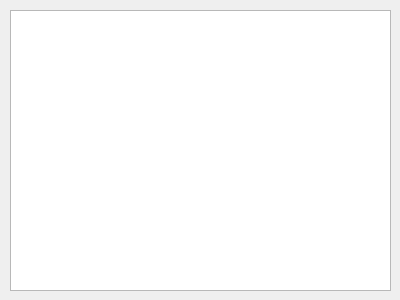
Before: the Qt Designer form src/imagelist.ui in Dokany/Steganogram, drawn with Qt 5.
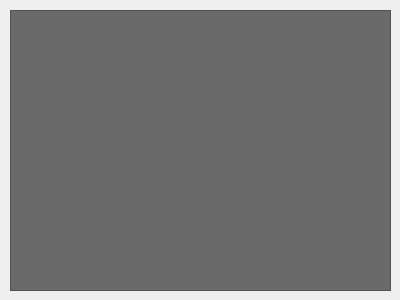
After: the same form once the commit is applied. Icons and pictures are not drawn.

The edit to the form file:
```diff
--- a/src/imagelist.ui
+++ b/src/imagelist.ui
@@ -14,1272 +14,124 @@
    <string>Dialog</string>
   </property>
   <property name="styleSheet">
-   <string notr="true">/*
- * The MIT License (MIT)
- *
- * Copyright (c) &lt;2013-2014&gt; &lt;Colin Duquesnoy&gt;
- *
- * Permission is hereby granted, free of charge, to any person obtaining a copy
- * of this software and associated documentation files (the &quot;Software&quot;), to deal
- * in the Software without restriction, including without limitation the rights
- * to use, copy, modify, merge, publish, distribute, sublicense, and/or sell
- * copies of the Software, and to permit persons to whom the Software is
- * furnished to do so, subject to the following conditions:
-
- * The above copyright notice and this permission notice shall be included in
- * all copies or substantial portions of the Software.
-
- * THE SOFTWARE IS PROVIDED &quot;AS IS&quot;, WITHOUT WARRANTY OF ANY KIND, EXPRESS OR
- * IMPLIED, INCLUDING BUT NOT LIMITED TO THE WARRANTIES OF MERCHANTABILITY,
- * FITNESS FOR A PARTICULAR PURPOSE AND NONINFRINGEMENT. IN NO EVENT SHALL THE
- * AUTHORS OR COPYRIGHT HOLDERS BE LIABLE FOR ANY CLAIM, DAMAGES OR OTHER
- * LIABILITY, WHETHER IN AN ACTION OF CONTRACT, TORT OR OTHERWISE, ARISING FROM,
- * OUT OF OR IN CONNECTION WITH THE SOFTWARE OR THE USE OR OTHER DEALINGS IN
- * THE SOFTWARE.
- */
-QToolTip
-{
-    border: 1px solid #76797C;
-    background-color: rgb(90, 102, 117);;
-    color: white;
-    padding: 5px;
-    opacity: 200;
+   <string notr="true">QMainWindow{
+background-color:#253147;
 }
 
-QWidget
-{
-    color: #eff0f1;
-    background-color: #31363b;
-    selection-background-color:#3daee9;
-    selection-color: #eff0f1;
-    background-clip: border;
-    border-image: none;
-    border: 0px transparent black;
-    outline: 0;
+QMenuBar{
+background-color:#1d1d1d;
+padding:5px;
+	font: 12pt &quot;MS Shell Dlg 2&quot;;
 }
 
-QWidget:item:hover
-{
-    background-color: #18465d;
-    color: #eff0f1;
-}
+QMenuBar::item{
+background-color:#1d1d1d;
+color:#fff;
+padding:5px;
 
-QWidget:item:selected
-{
-    background-color: #18465d;
 }
 
-QCheckBox
-{
-    spacing: 5px;
-    outline: none;
-    color: #eff0f1;
-    margin-bottom: 2px;
+QMenu{
+color:#fff;
+padding:0;
 }
 
-QCheckBox:disabled
-{
-    color: #76797C;
-}
-
-QCheckBox::indicator,
-QGroupBox::indicator
-{
-    width: 18px;
-    height: 18px;
-}
-QGroupBox::indicator
-{
-    margin-left: 2px;
-}
-
-QCheckBox::indicator:unchecked
-{
-    image: url(:/qss_icons/rc/checkbox_unchecked.png);
-}
-
-QCheckBox::indicator:unchecked:hover,
-QCheckBox::indicator:unchecked:focus,
-QCheckBox::indicator:unchecked:pressed,
-QGroupBox::indicator:unchecked:hover,
-QGroupBox::indicator:unchecked:focus,
-QGroupBox::indicator:unchecked:pressed
-{
-  border: none;
-    image: url(:/qss_icons/rc/checkbox_unchecked_focus.png);
-}
-
-QCheckBox::indicator:checked
-{
-    image: url(:/qss_icons/rc/checkbox_checked.png);
-}
-
-QCheckBox::indicator:checked:hover,
-QCheckBox::indicator:checked:focus,
-QCheckBox::indicator:checked:pressed,
-QGroupBox::indicator:checked:hover,
-QGroupBox::indicator:checked:focus,
-QGroupBox::indicator:checked:pressed
-{
-  border: none;
-    image: url(:/qss_icons/rc/checkbox_checked_focus.png);
-}
-
-
-QCheckBox::indicator:indeterminate
-{
-    image: url(:/qss_icons/rc/checkbox_indeterminate.png);
-}
-
-QCheckBox::indicator:indeterminate:focus,
-QCheckBox::indicator:indeterminate:hover,
-QCheckBox::indicator:indeterminate:pressed
-{
-    image: url(:/qss_icons/rc/checkbox_indeterminate_focus.png);
-}
-
-QCheckBox::indicator:checked:disabled,
-QGroupBox::indicator:checked:disabled
-{
-    image: url(:/qss_icons/rc/checkbox_checked_disabled.png);
-}
-
-QCheckBox::indicator:unchecked:disabled,
-QGroupBox::indicator:unchecked:disabled
-{
-    image: url(:/qss_icons/rc/checkbox_unchecked_disabled.png);
-}
-
-QRadioButton
-{
-    spacing: 5px;
-    outline: none;
-    color: #eff0f1;
-    margin-bottom: 2px;
-}
-
-QRadioButton:disabled
-{
-    color: #76797C;
-}
-QRadioButton::indicator
-{
-    width: 21px;
-    height: 21px;
-}
-
-QRadioButton::indicator:unchecked
-{
-    image: url(:/qss_icons/rc/radio_unchecked.png);
-}
-
-
-QRadioButton::indicator:unchecked:hover,
-QRadioButton::indicator:unchecked:focus,
-QRadioButton::indicator:unchecked:pressed
-{
-    border: none;
-    outline: none;
-    image: url(:/qss_icons/rc/radio_unchecked_focus.png);
-}
-
-QRadioButton::indicator:checked
-{
-    border: none;
-    outline: none;
-    image: url(:/qss_icons/rc/radio_checked.png);
-}
-
-QRadioButton::indicator:checked:hover,
-QRadioButton::indicator:checked:focus,
-QRadioButton::indicator:checked:pressed
-{
-    border: none;
-    outline: none;
-    image: url(:/qss_icons/rc/radio_checked_focus.png);
-}
-
-QRadioButton::indicator:checked:disabled
-{
-    outline: none;
-    image: url(:/qss_icons/rc/radio_checked_disabled.png);
-}
-
-QRadioButton::indicator:unchecked:disabled
-{
-    image: url(:/qss_icons/rc/radio_unchecked_disabled.png);
-}
-
-
-QMenuBar
-{
-    background-color: #31363b;
-    color: #eff0f1;
-}
-
-QMenuBar::item
-{
-    background: transparent;
-}
-
-QMenuBar::item:selected
-{
-    background: transparent;
-    border: 1px solid #76797C;
-}
-
-QMenuBar::item:pressed
-{
-    border: 1px solid #76797C;
-    background-color: #3daee9;
-    color: #eff0f1;
-    margin-bottom:-1px;
-    padding-bottom:1px;
-}
-
-QMenu
-{
-    border: 1px solid #76797C;
-    color: #eff0f1;
-    margin: 2px;
-}
-
-QMenu::icon
-{
-    margin: 5px;
-}
-
-QMenu::item
-{
-    padding: 5px 30px 5px 30px;
-    border: 1px solid transparent; /* reserve space for selection border */
-}
-
-QMenu::item:selected
-{
-    color: #eff0f1;
-}
-
-QMenu::separator {
-    height: 2px;
-    background: lightblue;
-    margin-left: 10px;
-    margin-right: 5px;
-}
-
-QMenu::indicator {
-    width: 18px;
-    height: 18px;
-}
-
-/* non-exclusive indicator = check box style indicator
-   (see QActionGroup::setExclusive) */
-QMenu::indicator:non-exclusive:unchecked {
-    image: url(:/qss_icons/rc/checkbox_unchecked.png);
-}
-
-QMenu::indicator:non-exclusive:unchecked:selected {
-    image: url(:/qss_icons/rc/checkbox_unchecked_disabled.png);
-}
-
-QMenu::indicator:non-exclusive:checked {
-    image: url(:/qss_icons/rc/checkbox_checked.png);
-}
-
-QMenu::indicator:non-exclusive:checked:selected {
-    image: url(:/qss_icons/rc/checkbox_checked_disabled.png);
-}
-
-/* exclusive indicator = radio button style indicator (see QActionGroup::setExclusive) */
-QMenu::indicator:exclusive:unchecked {
-    image: url(:/qss_icons/rc/radio_unchecked.png);
-}
-
-QMenu::indicator:exclusive:unchecked:selected {
-    image: url(:/qss_icons/rc/radio_unchecked_disabled.png);
-}
-
-QMenu::indicator:exclusive:checked {
-    image: url(:/qss_icons/rc/radio_checked.png);
-}
-
-QMenu::indicator:exclusive:checked:selected {
-    image: url(:/qss_icons/rc/radio_checked_disabled.png);
-}
-
-QMenu::right-arrow {
-    margin: 5px;
-    image: url(:/qss_icons/rc/right_arrow.png)
-}
-
-
-QWidget:disabled
-{
-    color: #454545;
-    background-color: #31363b;
-}
-
-QAbstractItemView
-{
-    alternate-background-color: #31363b;
-    color: #eff0f1;
-    border: 1px solid 3A3939;
-    border-radius: 2px;
-}
-
-QWidget:focus, QMenuBar:focus
-{
-    border: 1px solid #3daee9;
-}
-
-QTabWidget:focus, QCheckBox:focus, QRadioButton:focus, QSlider:focus
-{
-    border: none;
-}
-
-QLineEdit
-{
-    background-color: #232629;
-    padding: 5px;
-    border-style: solid;
-    border: 1px solid #76797C;
-    border-radius: 2px;
-    color: #eff0f1;
-}
-
-QAbstractItemView QLineEdit
-{
-    padding: 0;
+QMenu::item:selected{
+color:#fff;
+background-color:#00aba9;
 }
 
 QGroupBox {
-    border:1px solid #76797C;
-    border-radius: 2px;
-    margin-top: 20px;
+    background-color: #253147;
 }
 
-QGroupBox::title {
-    subcontrol-origin: margin;
-    subcontrol-position: top center;
-    padding-left: 10px;
-    padding-right: 10px;
-    padding-top: 10px;
+QTableWidget{
+background-color:#3d3d3d;
+color:#fff;
+  selection-background-color: #da532c;
+border:solid;
+border-width:3px;
+border-color:#da532c;
 }
+QHeaderView::section{
+background-color:qlineargradient(spread:pad, x1:0, y1:0, x2:1, y2:0, stop:0 rgba(20, 158, 217, 255), stop:1 rgba(36, 158, 217, 255));
+border:none;
+border-top-style:solid;
+border-width:1px;
+border-top-color:qlineargradient(spread:pad, x1:0, y1:0, x2:1, y2:0, stop:0 rgba(20, 158, 217, 255), stop:1 rgba(36, 158, 217, 255));
+color:#fff;
 
-QAbstractScrollArea
-{
-    border-radius: 2px;
-    border: 1px solid #76797C;
-    background-color: transparent;
 }
+QHeaderView{
+background-color:qlineargradient(spread:pad, x1:0, y1:0, x2:1, y2:0, stop:0 rgba(20, 158, 217, 255), stop:1 rgba(36, 158, 217, 255));
 
-QScrollBar:horizontal
-{
-    height: 15px;
-    margin: 3px 15px 3px 15px;
-    border: 1px transparent #2A2929;
-    border-radius: 4px;
-    background-color: #2A2929;
+border:none;
+border-top-style:solid;
+border-width:1px;
+border-top-color:#149ED9;
+color:#fff;
+	font: 75 12pt &quot;Calibri&quot;;
 }
 
-QScrollBar::handle:horizontal
-{
-    background-color: #605F5F;
-    min-width: 5px;
-    border-radius: 4px;
+QTableCornerButton::section{
+border:none;
+background-color:#149ED9;
 }
 
-QScrollBar::add-line:horizontal
-{
-    margin: 0px 3px 0px 3px;
-    border-image: url(:/qss_icons/rc/right_arrow_disabled.png);
-    width: 10px;
-    height: 10px;
-    subcontrol-position: right;
-    subcontrol-origin: margin;
+QListWidget{
+background-color:#6A6A6A;
+color:#fff;
 }
 
-QScrollBar::sub-line:horizontal
-{
-    margin: 0px 3px 0px 3px;
-    border-image: url(:/qss_icons/rc/left_arrow_disabled.png);
-    height: 10px;
-    width: 10px;
-    subcontrol-position: left;
-    subcontrol-origin: margin;
+QMenu{
+background-color:#253147;
 }
-
-QScrollBar::add-line:horizontal:hover,QScrollBar::add-line:horizontal:on
-{
-    border-image: url(:/qss_icons/rc/right_arrow.png);
-    height: 10px;
-    width: 10px;
-    subcontrol-position: right;
-    subcontrol-origin: margin;
+QStatusBar{
+background-color:#253147;
+color:#fff;
 }
 
+QPushButton{
+border-style:solid;
 
-QScrollBar::sub-line:horizontal:hover, QScrollBar::sub-line:horizontal:on
-{
-    border-image: url(:/qss_icons/rc/left_arrow.png);
-    height: 10px;
-    width: 10px;
-    subcontrol-position: left;
-    subcontrol-origin: margin;
+background-color:#e3a21a;
+color:#fff;
+border-radius:7px;
 }
-
-QScrollBar::up-arrow:horizontal, QScrollBar::down-arrow:horizontal
-{
-    background: none;
+QPushButton:hover{
+color:#ccc;
+	background-color: qlineargradient(spread:pad, x1:0.517, y1:0, x2:0.517, y2:1, stop:0 rgba(45, 45, 45, 255), stop:0.505682 rgba(45, 45, 45, 255), stop:1 rgba(29, 29, 29, 255));
+	border-color:#2d89ef;
+border-width:2px;
 }
 
-
-QScrollBar::add-page:horizontal, QScrollBar::sub-page:horizontal
-{
-    background: none;
+QPushButton:pressed{
+background-color: qlineargradient(spread:pad, x1:0.517, y1:0, x2:0.517, y2:1, stop:0 rgba(29, 29, 29, 255), stop:0.505682 rgba(45, 45, 45, 255), stop:1 rgba(29, 29, 29, 255));
 }
 
-QScrollBar:vertical
-{
-    background-color: #2A2929;
-    width: 15px;
-    margin: 15px 3px 15px 3px;
-    border: 1px transparent #2A2929;
-    border-radius: 4px;
-}
 
-QScrollBar::handle:vertical
-{
-    background-color: #605F5F;
-    min-height: 5px;
-    border-radius: 4px;
+QTabWidget::tab{
+background-color:#253147;
 }
 
-QScrollBar::sub-line:vertical
-{
-    margin: 3px 0px 3px 0px;
-    border-image: url(:/qss_icons/rc/up_arrow_disabled.png);
-    height: 10px;
-    width: 10px;
-    subcontrol-position: top;
-    subcontrol-origin: margin;
+QLineEdit{
+border-radius:0;
 }
 
-QScrollBar::add-line:vertical
-{
-    margin: 3px 0px 3px 0px;
-    border-image: url(:/qss_icons/rc/down_arrow_disabled.png);
-    height: 10px;
-    width: 10px;
-    subcontrol-position: bottom;
-    subcontrol-origin: margin;
-}
+QProgressBar{
+border-radius:0;
+text-align:center;
+color:#fff;
+background-color:transparent;
+border: 2px solid #e3a21a;
+border-radius:7px;
+	font: 75 12pt &quot;Open Sans&quot;;
 
-QScrollBar::sub-line:vertical:hover,QScrollBar::sub-line:vertical:on
-{
-
-    border-image: url(:/qss_icons/rc/up_arrow.png);
-    height: 10px;
-    width: 10px;
-    subcontrol-position: top;
-    subcontrol-origin: margin;
 }
 
-
-QScrollBar::add-line:vertical:hover, QScrollBar::add-line:vertical:on
-{
-    border-image: url(:/qss_icons/rc/down_arrow.png);
-    height: 10px;
-    width: 10px;
-    subcontrol-position: bottom;
-    subcontrol-origin: margin;
-}
-
-QScrollBar::up-arrow:vertical, QScrollBar::down-arrow:vertical
-{
-    background: none;
-}
-
-
-QScrollBar::add-page:vertical, QScrollBar::sub-page:vertical
-{
-    background: none;
-}
-
-QTextEdit
-{
-    background-color: #232629;
-    color: #eff0f1;
-    border: 1px solid #76797C;
-}
-
-QPlainTextEdit
-{
-    background-color: #232629;;
-    color: #eff0f1;
-    border-radius: 2px;
-    border: 1px solid #76797C;
-}
-
-QHeaderView::section
-{
-    background-color: #76797C;
-    color: #eff0f1;
-    padding: 5px;
-    border: 1px solid #76797C;
-}
-
-QSizeGrip {
-    image: url(:/qss_icons/rc/sizegrip.png);
-    width: 12px;
-    height: 12px;
-}
-
-
-QMainWindow::separator
-{
-    background-color: #31363b;
-    color: white;
-    padding-left: 4px;
-    spacing: 2px;
-    border: 1px dashed #76797C;
-}
-
-QMainWindow::separator:hover
-{
-
-    background-color: #787876;
-    color: white;
-    padding-left: 4px;
-    border: 1px solid #76797C;
-    spacing: 2px;
-}
-
-
-QMenu::separator
-{
-    height: 1px;
-    background-color: #76797C;
-    color: white;
-    padding-left: 4px;
-    margin-left: 10px;
-    margin-right: 5px;
-}
-
-
-QFrame
-{
-    border-radius: 2px;
-    border: 1px solid #76797C;
-}
-
-QFrame[frameShape=&quot;0&quot;]
-{
-    border-radius: 2px;
-    border: 1px transparent #76797C;
-}
-
-QStackedWidget
-{
-    border: 1px transparent black;
-}
-
-QToolBar {
-    border: 1px transparent #393838;
-    background: 1px solid #31363b;
-    font-weight: bold;
-}
-
-QToolBar::handle:horizontal {
-    image: url(:/qss_icons/rc/Hmovetoolbar.png);
-}
-QToolBar::handle:vertical {
-    image: url(:/qss_icons/rc/Vmovetoolbar.png);
-}
-QToolBar::separator:horizontal {
-    image: url(:/qss_icons/rc/Hsepartoolbar.png);
-}
-QToolBar::separator:vertical {
-    image: url(:/qss_icons/rc/Vsepartoolbar.png);
-}
-QToolButton#qt_toolbar_ext_button {
-    background: #58595a
-}
-
-QPushButton
-{
-    color: #eff0f1;
-    background-color: #31363b;
-    border-width: 1px;
-    border-color: #76797C;
-    border-style: solid;
-    padding: 5px;
-    border-radius: 2px;
-    outline: none;
-}
-
-QPushButton:disabled
-{
-    background-color: #31363b;
-    border-width: 1px;
-    border-color: #454545;
-    border-style: solid;
-    padding-top: 5px;
-    padding-bottom: 5px;
-    padding-left: 10px;
-    padding-right: 10px;
-    border-radius: 2px;
-    color: #454545;
-}
-
-QPushButton:focus {
-    background-color: #3daee9;
-    color: white;
-}
-
-QPushButton:pressed
-{
-    background-color: #3daee9;
-    padding-top: -15px;
-    padding-bottom: -17px;
-}
-
-QComboBox
-{
-    selection-background-color: #3daee9;
-    border-style: solid;
-    border: 1px solid #76797C;
-    border-radius: 2px;
-    padding: 5px;
-    min-width: 75px;
-}
-
-QPushButton:checked{
-    background-color: #76797C;
-    border-color: #6A6969;
-}
-
-QComboBox:hover,QPushButton:hover,QAbstractSpinBox:hover,QLineEdit:hover,QTextEdit:hover,QPlainTextEdit:hover,QAbstractView:hover,QTreeView:hover
-{
-    border: 1px solid #3daee9;
-    color: #eff0f1;
-}
-
-QComboBox:on
-{
-    padding-top: 3px;
-    padding-left: 4px;
-    selection-background-color: #4a4a4a;
-}
-
-QComboBox QAbstractItemView
-{
-    background-color: #232629;
-    border-radius: 2px;
-    border: 1px solid #76797C;
-    selection-background-color: #18465d;
-}
-
-QComboBox::drop-down
-{
-    subcontrol-origin: padding;
-    subcontrol-position: top right;
-    width: 15px;
-
-    border-left-width: 0px;
-    border-left-color: darkgray;
-    border-left-style: solid;
-    border-top-right-radius: 3px;
-    border-bottom-right-radius: 3px;
-}
-
-QComboBox::down-arrow
-{
-    image: url(:/qss_icons/rc/down_arrow_disabled.png);
-}
-
-QComboBox::down-arrow:on, QComboBox::down-arrow:hover,
-QComboBox::down-arrow:focus
-{
-    image: url(:/qss_icons/rc/down_arrow.png);
-}
-
-QAbstractSpinBox {
-    padding: 5px;
-    border: 1px solid #76797C;
-    background-color: #232629;
-    color: #eff0f1;
-    border-radius: 2px;
-    min-width: 75px;
-}
-
-QAbstractSpinBox:up-button
-{
-    background-color: transparent;
-    subcontrol-origin: border;
-    subcontrol-position: center right;
-}
-
-QAbstractSpinBox:down-button
-{
-    background-color: transparent;
-    subcontrol-origin: border;
-    subcontrol-position: center left;
-}
-
-QAbstractSpinBox::up-arrow,QAbstractSpinBox::up-arrow:disabled,QAbstractSpinBox::up-arrow:off {
-    image: url(:/qss_icons/rc/up_arrow_disabled.png);
-    width: 10px;
-    height: 10px;
-}
-QAbstractSpinBox::up-arrow:hover
-{
-    image: url(:/qss_icons/rc/up_arrow.png);
-}
-
-
-QAbstractSpinBox::down-arrow,QAbstractSpinBox::down-arrow:disabled,QAbstractSpinBox::down-arrow:off
-{
-    image: url(:/qss_icons/rc/down_arrow_disabled.png);
-    width: 10px;
-    height: 10px;
-}
-QAbstractSpinBox::down-arrow:hover
-{
-    image: url(:/qss_icons/rc/down_arrow.png);
-}
-
-
-QLabel
-{
-    border: 0px solid black;
-}
-
-QTabWidget{
-    border: 0px transparent black;
-}
-
-QTabWidget::pane {
-    border: 1px solid #76797C;
-    padding: 5px;
-    margin: 0px;
-}
-
-QTabWidget::tab-bar {
-    left: 5px; /* move to the right by 5px */
-}
-
-QTabBar
-{
-    qproperty-drawBase: 0;
-    border-radius: 3px;
-}
-
-QTabBar:focus
-{
-    border: 0px transparent black;
-}
-
-QTabBar::close-button  {
-    image: url(:/qss_icons/rc/close.png);
-    background: transparent;
-}
-
-QTabBar::close-button:hover
-{
-    image: url(:/qss_icons/rc/close-hover.png);
-    background: transparent;
-}
-
-QTabBar::close-button:pressed {
-    image: url(:/qss_icons/rc/close-pressed.png);
-    background: transparent;
-}
-
-/* TOP TABS */
-QTabBar::tab:top {
-    color: #eff0f1;
-    border: 1px solid #76797C;
-    border-bottom: 1px transparent black;
-    background-color: #31363b;
-    padding: 5px;
-    min-width: 50px;
-    border-top-left-radius: 2px;
-    border-top-right-radius: 2px;
-}
-
-QTabBar::tab:top:!selected
-{
-    color: #eff0f1;
-    background-color: #54575B;
-    border: 1px solid #76797C;
-    border-bottom: 1px transparent black;
-    border-top-left-radius: 2px;
-    border-top-right-radius: 2px;    
-}
-
-QTabBar::tab:top:!selected:hover {
-    background-color: #3daee9;
-}
-
-/* BOTTOM TABS */
-QTabBar::tab:bottom {
-    color: #eff0f1;
-    border: 1px solid #76797C;
-    border-top: 1px transparent black;
-    background-color: #31363b;
-    padding: 5px;
-    border-bottom-left-radius: 2px;
-    border-bottom-right-radius: 2px;
-    min-width: 50px;
-}
-
-QTabBar::tab:bottom:!selected
-{
-    color: #eff0f1;
-    background-color: #54575B;
-    border: 1px solid #76797C;
-    border-top: 1px transparent black;
-    border-bottom-left-radius: 2px;
-    border-bottom-right-radius: 2px;
-}
-
-QTabBar::tab:bottom:!selected:hover {
-    background-color: #3daee9;
-}
-
-/* LEFT TABS */
-QTabBar::tab:left {
-    color: #eff0f1;
-    border: 1px solid #76797C;
-    border-left: 1px transparent black;
-    background-color: #31363b;
-    padding: 5px;
-    border-top-right-radius: 2px;
-    border-bottom-right-radius: 2px;
-    min-height: 50px;
-}
-
-QTabBar::tab:left:!selected
-{
-    color: #eff0f1;
-    background-color: #54575B;
-    border: 1px solid #76797C;
-    border-left: 1px transparent black;
-    border-top-right-radius: 2px;
-    border-bottom-right-radius: 2px;
-}
-
-QTabBar::tab:left:!selected:hover {
-    background-color: #3daee9;
-}
-
-
-/* RIGHT TABS */
-QTabBar::tab:right {
-    color: #eff0f1;
-    border: 1px solid #76797C;
-    border-right: 1px transparent black;
-    background-color: #31363b;
-    padding: 5px;
-    border-top-left-radius: 2px;
-    border-bottom-left-radius: 2px;
-    min-height: 50px;
-}
-
-QTabBar::tab:right:!selected
-{
-    color: #eff0f1;
-    background-color: #54575B;
-    border: 1px solid #76797C;
-    border-right: 1px transparent black;
-    border-top-left-radius: 2px;
-    border-bottom-left-radius: 2px;
-}
-
-QTabBar::tab:right:!selected:hover {
-    background-color: #3daee9;
-}
-
-QTabBar QToolButton::right-arrow:enabled {
-     image: url(:/qss_icons/rc/right_arrow.png);
- }
-
- QTabBar QToolButton::left-arrow:enabled {
-     image: url(:/qss_icons/rc/left_arrow.png);
- }
-
-QTabBar QToolButton::right-arrow:disabled {
-     image: url(:/qss_icons/rc/right_arrow_disabled.png);
- }
-
- QTabBar QToolButton::left-arrow:disabled {
-     image: url(:/qss_icons/rc/left_arrow_disabled.png);
- }
-
-
-QDockWidget {
-    background: #31363b;
-    border: 1px solid #403F3F;
-    titlebar-close-icon: url(:/qss_icons/rc/close.png);
-    titlebar-normal-icon: url(:/qss_icons/rc/undock.png);
-}
-
-QDockWidget::close-button, QDockWidget::float-button {
-    border: 1px solid transparent;
-    border-radius: 2px;
-    background: transparent;
-}
-
-QDockWidget::close-button:hover, QDockWidget::float-button:hover {
-    background: rgba(255, 255, 255, 10);
-}
-
-QDockWidget::close-button:pressed, QDockWidget::float-button:pressed {
-    padding: 1px -1px -1px 1px;
-    background: rgba(255, 255, 255, 10);
-}
-
-QTreeView, QListView
-{
-    border: 1px solid #76797C;
-    background-color: #232629;
-}
-
-QTreeView:branch:selected, QTreeView:branch:hover
-{
-    background: url(:/qss_icons/rc/transparent.png);
-}
-
-QTreeView::branch:has-siblings:!adjoins-item {
-    border-image: url(:/qss_icons/rc/transparent.png);
-}
-
-QTreeView::branch:has-siblings:adjoins-item {
-    border-image: url(:/qss_icons/rc/transparent.png);
-}
-
-QTreeView::branch:!has-children:!has-siblings:adjoins-item {
-    border-image: url(:/qss_icons/rc/transparent.png);
-}
-
-QTreeView::branch:has-children:!has-siblings:closed,
-QTreeView::branch:closed:has-children:has-siblings {
-    image: url(:/qss_icons/rc/branch_closed.png);
-}
-
-QTreeView::branch:open:has-children:!has-siblings,
-QTreeView::branch:open:has-children:has-siblings  {
-    image: url(:/qss_icons/rc/branch_open.png);
-}
-
-QTreeView::branch:has-children:!has-siblings:closed:hover,
-QTreeView::branch:closed:has-children:has-siblings:hover {
-    image: url(:/qss_icons/rc/branch_closed-on.png);
-    }
-
-QTreeView::branch:open:has-children:!has-siblings:hover,
-QTreeView::branch:open:has-children:has-siblings:hover  {
-    image: url(:/qss_icons/rc/branch_open-on.png);
-    }
-
-QListView::item:!selected:hover, QTreeView::item:!selected:hover  {
-    background: #18465d;
-    outline: 0;
-    color: #eff0f1
-}
-
-QListView::item:selected:hover, QTreeView::item:selected:hover  {
-    background: #287399;
-    color: #eff0f1;
-}
-
-QSlider::groove:horizontal {
-    border: 1px solid #565a5e;
-    height: 4px;
-    background: #565a5e;
-    margin: 0px;
-    border-radius: 2px;
-}
-
-QSlider::handle:horizontal {
-    background: #232629;
-    border: 1px solid #565a5e;
-    width: 16px;
-    height: 16px;
-    margin: -8px 0;
-    border-radius: 9px;
-}
-
-QSlider::groove:vertical {
-    border: 1px solid #565a5e;
-    width: 4px;
-    background: #565a5e;
-    margin: 0px;
-    border-radius: 3px;
-}
-
-QSlider::handle:vertical {
-    background: #232629;
-    border: 1px solid #565a5e;
-    width: 16px;
-    height: 16px;
-    margin: 0 -8px;
-    border-radius: 9px;
-}
-
-QToolButton {
-    background-color: transparent;
-    border: 1px transparent #76797C;
-    border-radius: 2px;
-    margin: 3px;
-    padding: 5px;
-}
-
-QToolButton[popupMode=&quot;1&quot;] { /* only for MenuButtonPopup */
- padding-right: 20px; /* make way for the popup button */
- border: 1px #76797C;
- border-radius: 5px;
-}
-
-QToolButton[popupMode=&quot;2&quot;] { /* only for InstantPopup */
- padding-right: 10px; /* make way for the popup button */
- border: 1px #76797C;
-}
-
-
-QToolButton:hover, QToolButton::menu-button:hover {
-    background-color: transparent;
-    border: 1px solid #3daee9;
-    padding: 5px;
-}
-
-QToolButton:checked, QToolButton:pressed,
-        QToolButton::menu-button:pressed {
-    background-color: #3daee9;
-    border: 1px solid #3daee9;
-    padding: 5px;
-}
-
-/* the subcontrol below is used only in the InstantPopup or DelayedPopup mode */
-QToolButton::menu-indicator {
-    image: url(:/qss_icons/rc/down_arrow.png);
-    top: -7px; left: -2px; /* shift it a bit */
-}
-
-/* the subcontrols below are used only in the MenuButtonPopup mode */
-QToolButton::menu-button {
-    border: 1px transparent #76797C;
-    border-top-right-radius: 6px;
-    border-bottom-right-radius: 6px;
-    /* 16px width + 4px for border = 20px allocated above */
-    width: 16px;
-    outline: none;
-}
-
-QToolButton::menu-arrow {
-    image: url(:/qss_icons/rc/down_arrow.png);
-}
-
-QToolButton::menu-arrow:open {
-    border: 1px solid #76797C;
-}
-
-QPushButton::menu-indicator  {
-    subcontrol-origin: padding;
-    subcontrol-position: bottom right;
-    left: 8px;
-}
-
-QTableView
-{
-    border: 1px solid #76797C;
-    gridline-color: #31363b;
-    background-color: #232629;
-}
-
-
-QTableView, QHeaderView
-{
-    border-radius: 0px;
-}
-
-QTableView::item:pressed, QListView::item:pressed, QTreeView::item:pressed  {
-    background: #18465d;
-    color: #eff0f1;
-}
-
-QTableView::item:selected:active, QTreeView::item:selected:active, QListView::item:selected:active  {
-    background: #287399;
-    color: #eff0f1;
-}
-
-
-QHeaderView
-{
-    background-color: #31363b;
-    border: 1px transparent;
-    border-radius: 0px;
-    margin: 0px;
-    padding: 0px;
-
-}
-
-QHeaderView::section  {
-    background-color: #31363b;
-    color: #eff0f1;
-    padding: 5px;
-    border: 1px solid #76797C;
-    border-radius: 0px;
-    text-align: center;
-}
-
-QHeaderView::section::vertical::first, QHeaderView::section::vertical::only-one
-{
-    border-top: 1px solid #76797C;
-}
-
-QHeaderView::section::vertical
-{
-    border-top: transparent;
-}
-
-QHeaderView::section::horizontal::first, QHeaderView::section::horizontal::only-one
-{
-    border-left: 1px solid #76797C;
-}
-
-QHeaderView::section::horizontal
-{
-    border-left: transparent;
-}
-
-
-QHeaderView::section:checked
- {
-    color: white;
-    background-color: #334e5e;
- }
-
- /* style the sort indicator */
-QHeaderView::down-arrow {
-    image: url(:/qss_icons/rc/down_arrow.png);
-}
-
-QHeaderView::up-arrow {
-    image: url(:/qss_icons/rc/up_arrow.png);
-}
-
-
-QTableCornerButton::section {
-    background-color: #31363b;
-    border: 1px transparent #76797C;
-    border-radius: 0px;
-}
-
-QToolBox  {
-    padding: 5px;
-    border: 1px transparent black;
-}
-
-QToolBox::tab {
-    color: #eff0f1;
-    background-color: #31363b;
-    border: 1px solid #76797C;
-    border-bottom: 1px transparent #31363b;
-    border-top-left-radius: 5px;
-    border-top-right-radius: 5px;
-}
-
-QToolBox::tab:selected { /* italicize selected tabs */
-    font: italic;
-    background-color: #31363b;
-    border-color: #3daee9;
- }
-
-QStatusBar::item {
-    border: 0px transparent dark;
- }
-
-
-QFrame[height=&quot;3&quot;], QFrame[width=&quot;3&quot;] {
-    background-color: #76797C;
-}
-
-
-QSplitter::handle {
-    border: 1px dashed #76797C;
-}
-
-QSplitter::handle:hover {
-    background-color: #787876;
-    border: 1px solid #76797C;
-}
-
-QSplitter::handle:horizontal {
-    width: 1px;
-}
-
-QSplitter::handle:vertical {
-    height: 1px;
-}
-
-QProgressBar {
-    border: 1px solid #76797C;
-    border-radius: 5px;
-    text-align: center;
-}
-
-QProgressBar::chunk {
-    background-color: #05B8CC;
-}
-
-QDateEdit
-{
-    selection-background-color: #3daee9;
-    border-style: solid;
-    border: 1px solid #3375A3;
-    border-radius: 2px;
-    padding: 1px;
-    min-width: 75px;
-}
-
-QDateEdit:on
-{
-    padding-top: 3px;
-    padding-left: 4px;
-    selection-background-color: #4a4a4a;
-}
-
-QDateEdit QAbstractItemView
-{
-    background-color: #232629;
-    border-radius: 2px;
-    border: 1px solid #3375A3;
-    selection-background-color: #3daee9;
-}
-
-QDateEdit::drop-down
-{
-    subcontrol-origin: padding;
-    subcontrol-position: top right;
-    width: 15px;
-    border-left-width: 0px;
-    border-left-color: darkgray;
-    border-left-style: solid;
-    border-top-right-radius: 3px;
-    border-bottom-right-radius: 3px;
-}
-
-QDateEdit::down-arrow
-{
-    image: url(:/qss_icons/rc/down_arrow_disabled.png);
-}
-
-QDateEdit::down-arrow:on, QDateEdit::down-arrow:hover,
-QDateEdit::down-arrow:focus
-{
-    image: url(:/qss_icons/rc/down_arrow.png);
+QProgressBar::chunk{
+background-color:#2d89ef;
+width:20px;
 }</string>
   </property>
   <widget class="QListWidget" name="imageListWidget">
```
